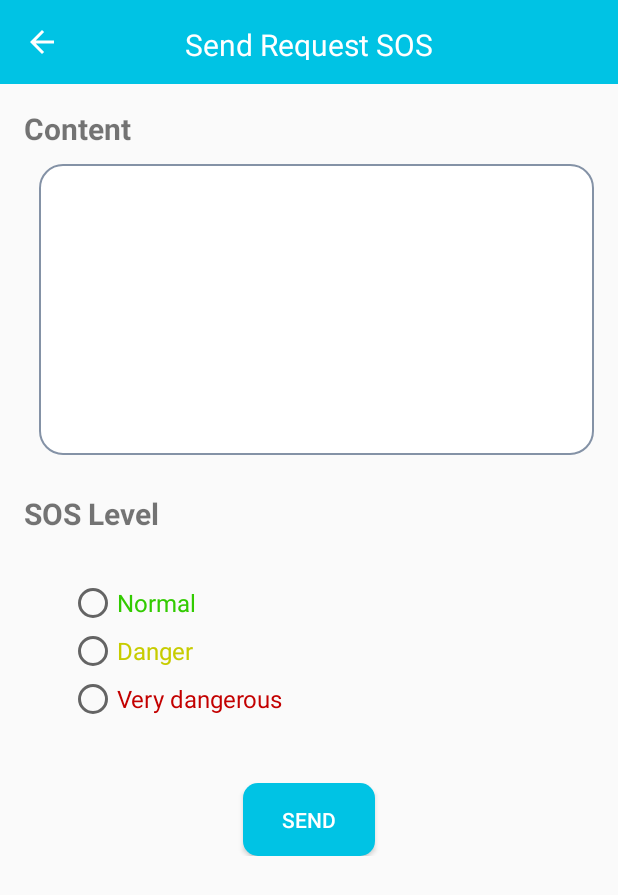
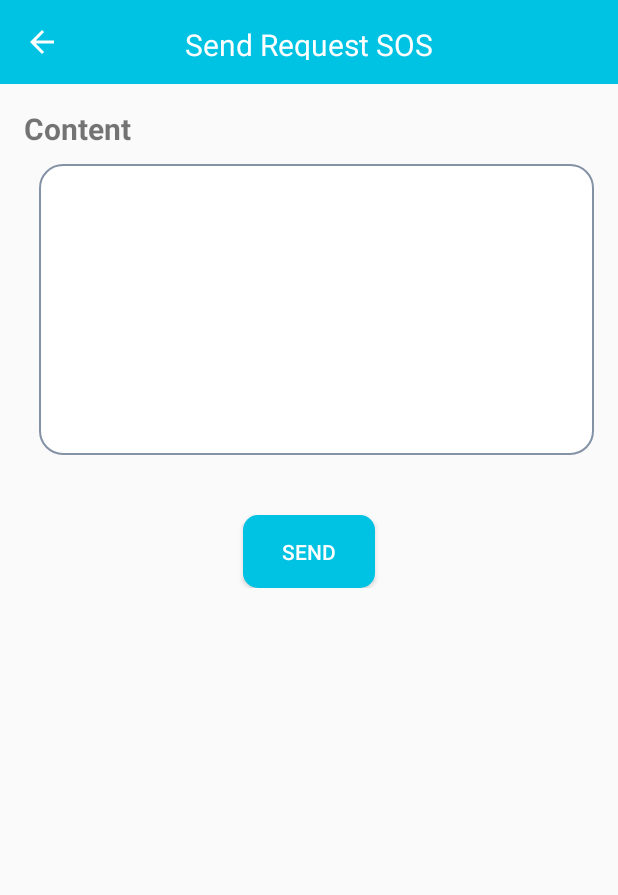
Before and after one commit to thanh01684265170/Map, an Android app: the SOSRequestActivity screen opened directly, with no data from a screen before it, on a phone screen of 412 x 824 dp. Shown: the top 895 px of the screen. Run offline under Robolectric (Android 15) with nearby library versions, the phone set to English and light mode, and no system bars; network calls fail.

Commit message:
Send: noti

```diff
--- a/app/src/main/java/hvcnbcvt_uddd/googleapi/View/SOSRequestActivity.java
+++ b/app/src/main/java/hvcnbcvt_uddd/googleapi/View/SOSRequestActivity.java
@@ -1,32 +1,55 @@
 package hvcnbcvt_uddd.googleapi.View;
 
 import android.os.Bundle;
+import android.util.Log;
 import android.view.View;
+import android.widget.Toast;
+
+import java.util.HashMap;
 
 import androidx.appcompat.app.AppCompatActivity;
+import androidx.appcompat.widget.AppCompatButton;
+import androidx.appcompat.widget.AppCompatEditText;
 import androidx.appcompat.widget.AppCompatImageView;
-
+import hvcnbcvt_uddd.googleapi.Model.BodySendSOS;
+import hvcnbcvt_uddd.googleapi.Model.DataSos;
 import hvcnbcvt_uddd.googleapi.R;
+import hvcnbcvt_uddd.googleapi.data.api.ApiBuilder;
+import hvcnbcvt_uddd.googleapi.data.api.ApiInterface;
+import retrofit2.Call;
+import retrofit2.Callback;
+import retrofit2.Response;
 
 public class SOSRequestActivity extends AppCompatActivity implements View.OnClickListener {
 
 
     private AppCompatImageView buttonBack;
+    private AppCompatButton buttonSend;
+    private AppCompatEditText edtContent;
+    private Double lat = 21.0;
+    private Double lon = 105.0;
+    ApiInterface apiInterface;
 
     @Override
     protected void onCreate(Bundle savedInstanceState) {
         super.onCreate(savedInstanceState);
         setContentView(R.layout.activity_sosrequest);
+        lat =  getIntent().getDoubleExtra("lat", 12.0);
+        lon = getIntent().getDoubleExtra("lon", 105.0);
         initView();
         setEvent();
     }
 
     private void initView() {
         buttonBack = findViewById(R.id.btn_back);
+        buttonSend = findViewById(R.id.button_send);
+        apiInterface = ApiBuilder.getServiceApi(this);
+        edtContent = findViewById(R.id.edit_content);
     }
 
     private void setEvent() {
         buttonBack.setOnClickListener(this);
+        buttonSend.setOnClickListener(this);
     }
 
     @Override
@@ -35,8 +58,30 @@ public class SOSRequestActivity extends AppCompatActivity implements View.OnClic
             case R.id.btn_back:
                 onBackPressed();
                 break;
+            case R.id.button_send:
+                sendSos();
+                break;
             default:
                 break;
         }
     }
+
+    private void sendSos() {
+
+
+        BodySendSOS bodySendSOS = new BodySendSOS(lat, lon,  edtContent.getText().toString());
+
+        apiInterface.sendSOS(bodySendSOS).enqueue(new Callback<DataSos>() {
+            @Override
+            public void onResponse(Call<DataSos> call, Response<DataSos> response) {
+                Log.d("SOSRequestActivityyy", "onResponse: ");
+                Toast.makeText(getApplicationContext(), response.body().getMessage(), Toast.LENGTH_LONG).show();
+            }
+
+            @Override
+            public void onFailure(Call<DataSos> call, Throwable t) {
+                Log.d("SOSRequestActivityyy", "onFailure: ");
+            }
+        });
+    }
 }
--- a/app/src/main/java/hvcnbcvt_uddd/googleapi/data/api/ApiInterface.java
+++ b/app/src/main/java/hvcnbcvt_uddd/googleapi/data/api/ApiInterface.java
@@ -2,6 +2,7 @@ package hvcnbcvt_uddd.googleapi.data.api;
 
 import java.util.HashMap;
 
+import hvcnbcvt_uddd.googleapi.Model.BodySendSOS;
 import hvcnbcvt_uddd.googleapi.Model.DataSos;
 import hvcnbcvt_uddd.googleapi.Model.dataloginresponse.LoginResponse;
 import retrofit2.Call;
@@ -19,6 +20,9 @@ public interface ApiInterface {
     @POST("request")
     Call<DataSos> requestSOS(@Body HashMap<String, Double> parameters);
 
+    @POST("request")
+    Call<DataSos> sendSOS(@Body BodySendSOS bodySendSOS);
+
     @POST("response")
     Call<LoginResponse> responseSOS(@Body HashMap<String, String> entityId, @Body HashMap<String, Boolean> accept);
 
--- a/app/src/main/res/layout/activity_sosrequest.xml
+++ b/app/src/main/res/layout/activity_sosrequest.xml
@@ -10,30 +10,30 @@
         android:id="@+id/toolbar"
         android:layout_width="@dimen/dp_0"
         android:layout_height="@dimen/dp_56"
+        android:background="#00C3E4"
+        android:padding="@dimen/dp_16"
         app:layout_constraintEnd_toEndOf="parent"
         app:layout_constraintStart_toStartOf="parent"
-        app:layout_constraintTop_toTopOf="parent"
-        android:padding="@dimen/dp_16"
-        android:background="#00C3E4">
+        app:layout_constraintTop_toTopOf="parent">
 
         <androidx.appcompat.widget.AppCompatImageView
             android:id="@+id/btn_back"
             android:layout_width="@dimen/dp_24"
             android:layout_height="@dimen/dp_24"
+            android:src="@drawable/ic_arrow_back"
             app:layout_constraintStart_toStartOf="parent"
-            app:layout_constraintTop_toTopOf="parent"
-            android:src="@drawable/ic_arrow_back"/>
+            app:layout_constraintTop_toTopOf="parent" />
 
         <androidx.appcompat.widget.AppCompatTextView
             android:layout_width="wrap_content"
             android:layout_height="wrap_content"
+            android:text="Send Request SOS"
+            android:textColor="#FFFFFF"
+            android:textSize="@dimen/dp_20"
+            app:layout_constraintBottom_toBottomOf="parent"
             app:layout_constraintEnd_toEndOf="parent"
             app:layout_constraintStart_toStartOf="parent"
-            app:layout_constraintTop_toTopOf="parent"
-            app:layout_constraintBottom_toBottomOf="parent"
-            android:textSize="@dimen/dp_20"
-            android:textColor="#FFFFFF"
-            android:text="Send Request SOS" />
+            app:layout_constraintTop_toTopOf="parent" />
     </androidx.constraintlayout.widget.ConstraintLayout>
 
     <ScrollView
@@ -55,11 +55,11 @@
                 android:id="@+id/txt_content"
                 android:layout_width="wrap_content"
                 android:layout_height="wrap_content"
+                android:text="Content"
+                android:textSize="@dimen/dp_20"
+                android:textStyle="bold"
                 app:layout_constraintStart_toStartOf="parent"
-                app:layout_constraintTop_toTopOf="parent"
-                android:textStyle="bold"
-                android:textSize="@dimen/dp_20"
-                android:text="Content"/>
+                app:layout_constraintTop_toTopOf="parent" />
 
             <androidx.appcompat.widget.AppCompatEditText
                 android:id="@+id/edit_content"
@@ -68,69 +68,28 @@
                 android:layout_marginLeft="@dimen/dp_10"
                 android:layout_marginTop="@dimen/dp_10"
                 android:background="@drawable/border_edit_text_15dp"
+                android:gravity="start"
                 android:inputType="textMultiLine"
                 android:lines="8"
+                android:overScrollMode="always"
+                android:padding="@dimen/dp_10"
+                android:scrollbarStyle="insideInset"
                 android:scrollbars="vertical"
-                android:overScrollMode="always"
-                android:scrollbarStyle="insideInset"
-                android:gravity="start"
-                android:padding="@dimen/dp_10"
                 app:layout_constraintEnd_toEndOf="parent"
                 app:layout_constraintStart_toStartOf="parent"
                 app:layout_constraintTop_toBottomOf="@id/txt_content" />
 
-            <TextView
-                android:id="@+id/txt_sos_level"
+            <androidx.appcompat.widget.AppCompatButton
+                android:id="@+id/button_send"
                 android:layout_width="wrap_content"
                 android:layout_height="wrap_content"
-                app:layout_constraintStart_toStartOf="parent"
-                app:layout_constraintTop_toBottomOf="@id/edit_content"
-                android:layout_marginTop="@dimen/dp_25"
-                android:textStyle="bold"
-                android:textSize="@dimen/dp_20"
-                android:text="SOS Level"/>
-
-            <RadioGroup
-                android:id="@+id/radio_sos_level"
-                android:layout_width="wrap_content"
-                android:layout_height="wrap_content"
-                app:layout_constraintTop_toBottomOf="@id/txt_sos_level"
-                app:layout_constraintStart_toStartOf="parent"
-                android:layout_marginTop="@dimen/dp_30"
-                android:paddingLeft="@dimen/dp_30">
-
-                <RadioButton
-                    android:layout_width="wrap_content"
-                    android:layout_height="wrap_content"
-                    android:text="@string/radio_normal"
-                    android:textColor="@color/green_dark"
-                    android:textSize="@dimen/dp_16"/>
-
-                <RadioButton
-                    android:layout_width="wrap_content"
-                    android:layout_height="wrap_content"
-                    android:text="@string/radio_danger"
-                    android:textColor="@color/yellow_dark"
-                    android:textSize="@dimen/dp_16"/>
-
-                <RadioButton
-                    android:layout_width="wrap_content"
-                    android:layout_height="wrap_content"
-                    android:text="@string/radio_very_dangerous"
-                    android:textColor="@color/red_dark"
-                    android:textSize="@dimen/dp_16"/>
-            </RadioGroup>
-
-            <androidx.appcompat.widget.AppCompatButton
-                android:layout_width="wrap_content"
-                android:layout_height="wrap_content"
-                app:layout_constraintTop_toBottomOf="@id/radio_sos_level"
-                app:layout_constraintStart_toStartOf="parent"
-                app:layout_constraintEnd_toEndOf="parent"
                 android:layout_marginTop="@dimen/dp_40"
                 android:background="@drawable/bg_button"
                 android:text="@string/btn_send"
-                android:textColor="#FFFFFF"/>
+                android:textColor="#FFFFFF"
+                app:layout_constraintEnd_toEndOf="parent"
+                app:layout_constraintStart_toStartOf="parent"
+                app:layout_constraintTop_toBottomOf="@id/edit_content" />
 
         </androidx.constraintlayout.widget.ConstraintLayout>
     </ScrollView>
--- a/app/src/main/res/values/dimens.xml
+++ b/app/src/main/res/values/dimens.xml
@@ -11,6 +11,6 @@
     <dimen name="dp_30">30dp</dimen>
     <dimen name="dp_40">40dp</dimen>
 
-    <dimen name="marker_offset_x">5dp</dimen>
-    <dimen name="marker_offset_y">39dp</dimen>
+    <dimen name="marker_offset_x">1dp</dimen>
+    <dimen name="marker_offset_y">25dp</dimen>
 </resources>
```
Also changed, not shown: app/src/main/java/hvcnbcvt_uddd/googleapi/Model/BodySendSOS.java (added, +13 -0 lines), app/src/main/java/hvcnbcvt_uddd/googleapi/View/MapsActivity.java (+26 -33 lines).
